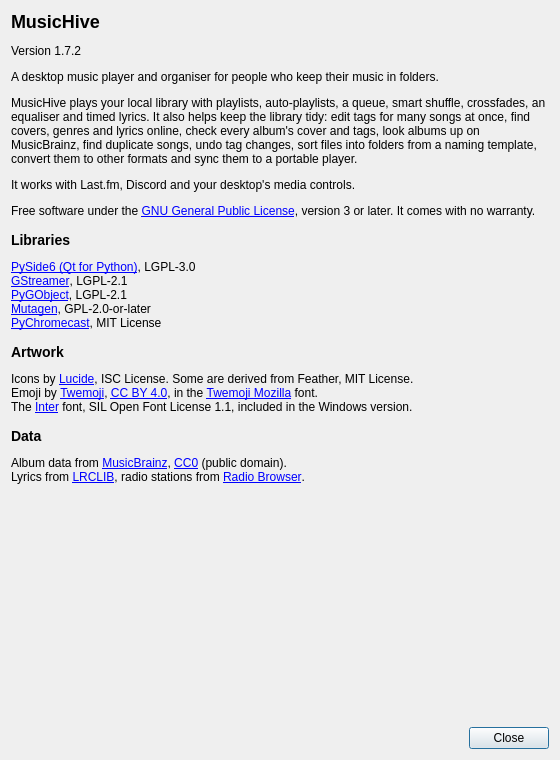
Before: the Qt Designer form ui/about.ui in music-hive-dev/MusicHive, drawn with Qt 5.
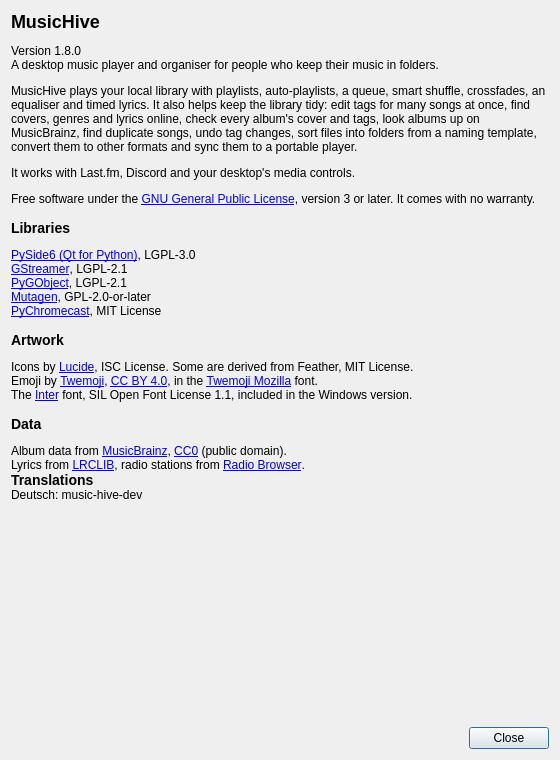
After: the same form once the commit is applied.

Commit message:
Translations, with German; version 1.8.0
The language is chosen in Settings > Interface (System default follows the
desktop). Texts in the code go through tr() from src/i18n.py, the .ui files
are translated as they load, and translations/update.sh keeps the .ts files
up to date and compiles them. Counts use Qt's plural forms, with English
plurals made by tr() itself. The mini player's KWin script now finds the
window by its translated title. The About window lists the translators.

```diff
--- a/ui/about.ui
+++ b/ui/about.ui
@@ -27,6 +27,9 @@
      </property>
      <widget class="QWidget" name="aboutScrollContents">
       <layout class="QVBoxLayout" name="aboutScrollLayout">
+       <property name="spacing">
+        <number>0</number>
+       </property>
        <property name="leftMargin">
         <number>0</number>
        </property>
@@ -39,12 +42,24 @@
        <property name="bottomMargin">
         <number>0</number>
        </property>
+       <item>
+        <widget class="QLabel" name="aboutVersion">
+         <property name="text">
+          <string notr="true">&lt;h2&gt;MusicHive&lt;/h2&gt;
+&lt;p&gt;Version 1.8.0&lt;/p&gt;</string>
+         </property>
+         <property name="textFormat">
+          <enum>Qt::TextFormat::RichText</enum>
+         </property>
+         <property name="textInteractionFlags">
+          <set>Qt::TextInteractionFlag::TextSelectableByMouse</set>
+         </property>
+        </widget>
+       </item>
        <item>
     <widget class="QLabel" name="aboutText">
      <property name="text">
-      <string>&lt;h2&gt;MusicHive&lt;/h2&gt;
-&lt;p&gt;Version 1.7.2&lt;/p&gt;
-&lt;p&gt;A desktop music player and organiser for people who keep their music in folders.&lt;/p&gt;
+      <string>&lt;p&gt;A desktop music player and organiser for people who keep their music in folders.&lt;/p&gt;
 &lt;p&gt;MusicHive plays your local library with playlists, auto-playlists, a queue, smart shuffle, crossfades, an equaliser and timed lyrics. It also helps keep the library tidy: edit tags for many songs at once, find covers, genres and lyrics online, check every album's cover and tags, look albums up on MusicBrainz, find duplicate songs, undo tag changes, sort files into folders from a naming template, convert them to other formats and sync them to a portable player.&lt;/p&gt;
 &lt;p&gt;It works with Last.fm, Discord and your desktop's media controls.&lt;/p&gt;
 &lt;p&gt;Free software under the &lt;a href=&quot;https://www.gnu.org/licenses/gpl-3.0.html&quot;&gt;GNU General Public License&lt;/a&gt;, version 3 or later. It comes with no warranty.&lt;/p&gt;
@@ -85,6 +100,51 @@
      </property>
     </widget>
        </item>
+       <item>
+        <widget class="QLabel" name="aboutTranslationsTitle">
+         <property name="text">
+          <string>&lt;h3&gt;Translations&lt;/h3&gt;</string>
+         </property>
+         <property name="textFormat">
+          <enum>Qt::TextFormat::RichText</enum>
+         </property>
+         <property name="wordWrap">
+          <bool>true</bool>
+         </property>
+         <property name="textInteractionFlags">
+          <set>Qt::TextInteractionFlag::TextSelectableByMouse</set>
+         </property>
+        </widget>
+       </item>
+       <item>
+        <widget class="QLabel" name="aboutTranslators">
+         <property name="text">
+          <string notr="true">Deutsch: music-hive-dev</string>
+         </property>
+         <property name="textFormat">
+          <enum>Qt::TextFormat::RichText</enum>
+         </property>
+         <property name="wordWrap">
+          <bool>true</bool>
+         </property>
+         <property name="textInteractionFlags">
+          <set>Qt::TextInteractionFlag::TextSelectableByMouse</set>
+         </property>
+        </widget>
+       </item>
+       <item>
+        <spacer name="aboutScrollSpacer">
+         <property name="orientation">
+          <enum>Qt::Orientation::Vertical</enum>
+         </property>
+         <property name="sizeHint" stdset="0">
+          <size>
+           <width>20</width>
+           <height>0</height>
+          </size>
+         </property>
+        </spacer>
+       </item>
       </layout>
      </widget>
     </widget>
```
The commit also changes 59 other files.
